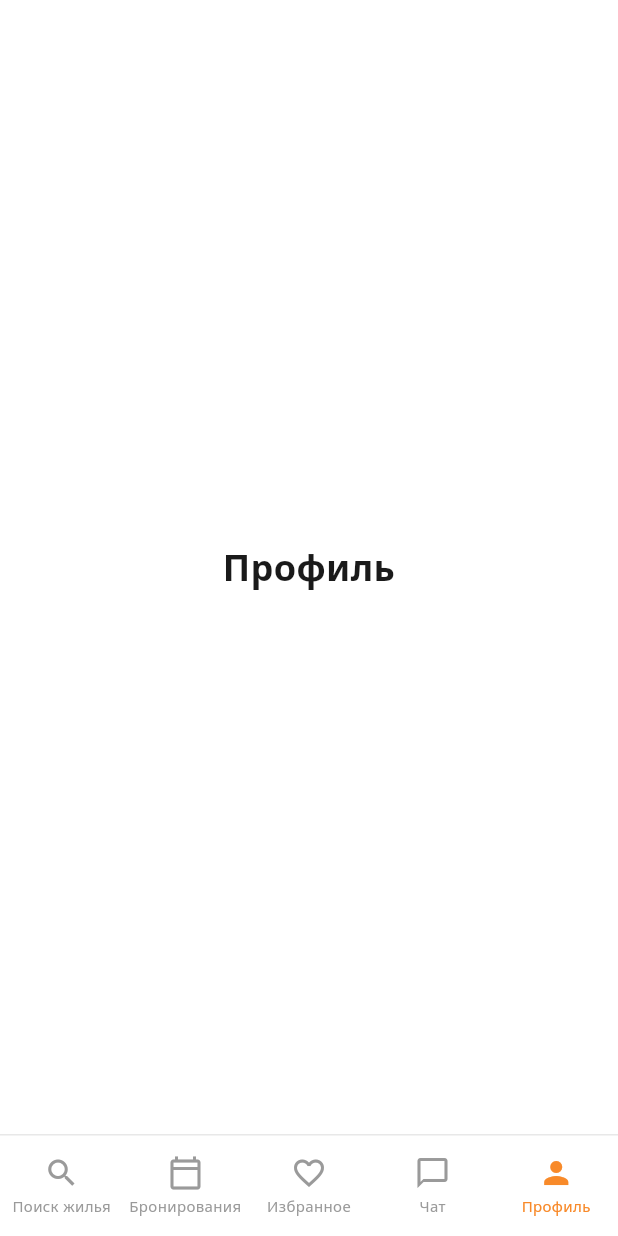
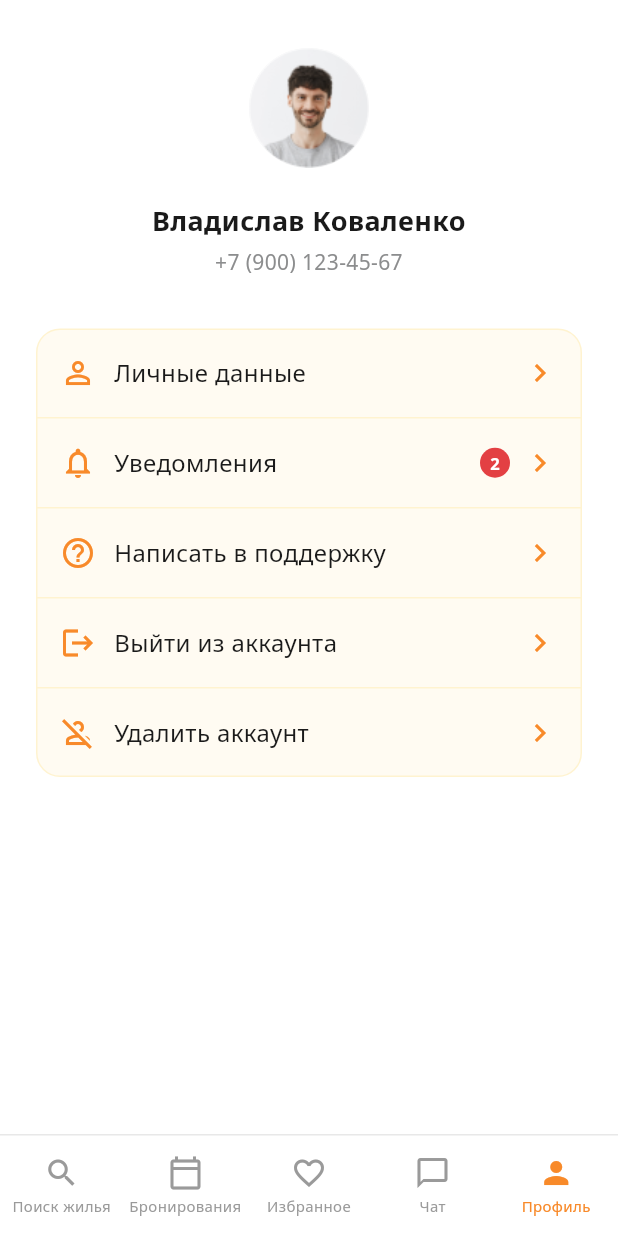
Before and after one commit to datanalist/booking, a Flutter app: the MainShell screen opened directly, item 5 of the bottom bar chosen, on a phone screen of 412 x 824 dp. Run offline on Flutter 3.47's test engine with Material 3 defaults, Android fonts, the phone set to English and light mode, and no system bars; our stand-ins replace flutter_svg.

Commit message:
Replace the profile tab stub with the Figma identity header and settings menu.
Co-authored-by: Cursor <cursoragent@cursor.com>

```diff
--- a/lib/screens/profile/profile_screen.dart
+++ b/lib/screens/profile/profile_screen.dart
@@ -2,25 +2,177 @@ import 'package:flutter/material.dart';
 
 import '../../theme/app_theme.dart';
 
-/// Каркас вкладки «Профиль». Содержимое — по макету «Профиль».
+const _menuFill = Color(0xFFFFFBF2);
+const _menuStroke = Color(0xFFFFF3D0);
+const _phoneGray = Color(0xFF8C8D8E);
+const _badgeRed = Color(0xFFE34043);
+
+const _stubName = 'Владислав Коваленко';
+const _stubPhone = '+7 (900) 123-45-67';
+const _stubNotificationCount = 2;
+const _avatarAsset = 'images/profile/avatar.png';
+
+/// Вкладка «Профиль» по макету (фрейм 1:14012): аватар, имя и меню.
 class ProfileScreen extends StatelessWidget {
   const ProfileScreen({super.key});
 
   @override
   Widget build(BuildContext context) {
     return const SafeArea(
-      child: Padding(
-        padding: EdgeInsets.symmetric(horizontal: 24),
-        child: Center(
-          child: Text(
-            'Профиль',
+      child: SingleChildScrollView(
+        padding: EdgeInsets.fromLTRB(24, 32, 24, 16),
+        child: Column(
+          children: [
+            CircleAvatar(
+              radius: 40,
+              backgroundColor: Color(0xFFEEEFF0),
+              backgroundImage: AssetImage(_avatarAsset),
+            ),
+            SizedBox(height: 24),
+            Text(
+              _stubName,
               textAlign: TextAlign.center,
               style: TextStyle(
                 fontFamily: AppTheme.fontFamily,
                 fontWeight: FontWeight.w700,
-              fontSize: 24,
+                fontSize: 18,
                 height: 1.2,
                 color: AppColors.textPrimary,
+              ),
+            ),
+            SizedBox(height: 8),
+            Text(
+              _stubPhone,
+              textAlign: TextAlign.center,
+              style: TextStyle(
+                fontFamily: AppTheme.fontFamily,
+                fontWeight: FontWeight.w400,
+                fontSize: 14,
+                height: 1.2,
+                color: _phoneGray,
+              ),
+            ),
+            SizedBox(height: 36),
+            _ProfileMenu(),
+          ],
+        ),
+      ),
+    );
+  }
+}
+
+class _ProfileMenu extends StatelessWidget {
+  const _ProfileMenu();
+
+  static const _items = <_MenuItemData>[
+    _MenuItemData(
+      icon: Icons.person_outline,
+      label: 'Личные данные',
+    ),
+    _MenuItemData(
+      icon: Icons.notifications_none_outlined,
+      label: 'Уведомления',
+      badgeCount: _stubNotificationCount,
+    ),
+    _MenuItemData(
+      icon: Icons.help_outline,
+      label: 'Написать в поддержку',
+    ),
+    _MenuItemData(
+      icon: Icons.logout,
+      label: 'Выйти из аккаунта',
+    ),
+    _MenuItemData(
+      icon: Icons.person_off_outlined,
+      label: 'Удалить аккаунт',
+    ),
+  ];
+
+  @override
+  Widget build(BuildContext context) {
+    return DecoratedBox(
+      decoration: BoxDecoration(
+        color: _menuFill,
+        borderRadius: BorderRadius.circular(16),
+        border: Border.all(color: _menuStroke),
+      ),
+      child: Column(
+        children: [
+          for (var i = 0; i < _items.length; i++) ...[
+            if (i != 0)
+              const Divider(
+                height: 1,
+                thickness: 1,
+                color: _menuStroke,
+              ),
+            _ProfileMenuRow(item: _items[i]),
+          ],
+        ],
+      ),
+    );
+  }
+}
+
+class _MenuItemData {
+  const _MenuItemData({
+    required this.icon,
+    required this.label,
+    this.badgeCount,
+  });
+
+  final IconData icon;
+  final String label;
+  final int? badgeCount;
+}
+
+class _ProfileMenuRow extends StatelessWidget {
+  const _ProfileMenuRow({required this.item});
+
+  final _MenuItemData item;
+
+  @override
+  Widget build(BuildContext context) {
+    return Material(
+      color: Colors.transparent,
+      child: InkWell(
+        onTap: () {},
+        child: SizedBox(
+          height: 59,
+          child: Padding(
+            padding: const EdgeInsets.symmetric(horizontal: 16),
+            child: Row(
+              children: [
+                Icon(
+                  item.icon,
+                  size: 24,
+                  color: AppColors.orange,
+                ),
+                const SizedBox(width: 12),
+                Expanded(
+                  child: Text(
+                    item.label,
+                    maxLines: 1,
+                    overflow: TextOverflow.ellipsis,
+                    style: const TextStyle(
+                      fontFamily: AppTheme.fontFamily,
+                      fontWeight: FontWeight.w400,
+                      fontSize: 16,
+                      height: 1.25,
+                      color: AppColors.textPrimary,
+                    ),
+                  ),
+                ),
+                if (item.badgeCount != null) ...[
+                  const SizedBox(width: 8),
+                  _NotificationBadge(count: item.badgeCount!),
+                ],
+                const SizedBox(width: 8),
+                const Icon(
+                  Icons.chevron_right,
+                  size: 24,
+                  color: AppColors.orange,
+                ),
+              ],
             ),
           ),
         ),
@@ -28,3 +180,32 @@ class ProfileScreen extends StatelessWidget {
     );
   }
 }
+
+class _NotificationBadge extends StatelessWidget {
+  const _NotificationBadge({required this.count});
+
+  final int count;
+
+  @override
+  Widget build(BuildContext context) {
+    return Container(
+      width: 20,
+      height: 20,
+      alignment: Alignment.center,
+      decoration: const BoxDecoration(
+        color: _badgeRed,
+        shape: BoxShape.circle,
+      ),
+      child: Text(
+        '$count',
+        style: const TextStyle(
+          fontFamily: AppTheme.fontFamily,
+          fontWeight: FontWeight.w700,
+          fontSize: 11,
+          height: 1,
+          color: AppColors.white,
+        ),
+      ),
+    );
+  }
+}
--- a/pubspec.yaml
+++ b/pubspec.yaml
@@ -59,6 +59,7 @@ flutter:
   assets:
     - images/logo.svg
     - images/onbordins.v1/
+    - images/profile/avatar.png
 
   fonts:
     - family: Noto Sans
```
Also changed, not shown: images/profile/avatar.png (added), 1 other file. Lines whose indentation alone changed are shown as unchanged.
